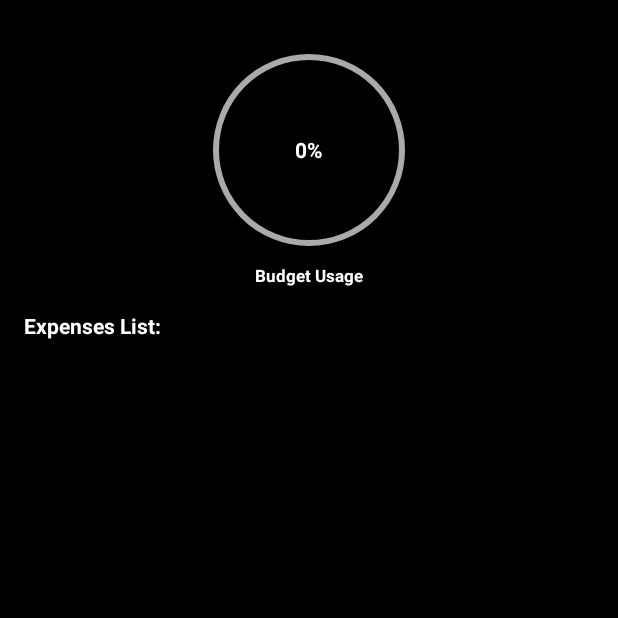
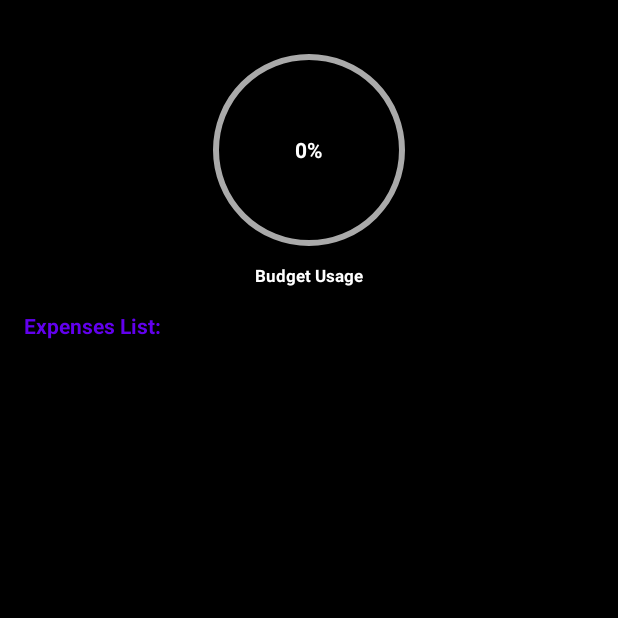
Before and after one commit to maryshkamy/SpendTrack, an Android app: the screen it shows after launch (MainActivity), on a phone screen of 412 x 824 dp, the top half of it. Run offline under Robolectric (Android 15) with nearby library versions, the light colour scheme and no system bars; libraries missing offline, so code that uses them is left out: com.google.android.gms; 1 statement that could not run was skipped.

Commit message:
fix: Fix recycler view height.

```diff
--- a/app/spendtrack/src/main/res/layout/activity_main.xml
+++ b/app/spendtrack/src/main/res/layout/activity_main.xml
@@ -52,11 +52,11 @@
         android:text="@string/expenses_list"
         android:textSize="14sp"
         android:textStyle="bold"
-        android:textColor="@android:color/white"/>
+        android:textColor="@color/primary_color"/>
 
     <androidx.recyclerview.widget.RecyclerView
         android:id="@+id/recyclerView"
         android:layout_width="match_parent"
-        android:layout_height="0dp"
+        android:layout_height="wrap_content"
         android:layout_marginBottom="32dp" />
 </LinearLayout>
--- a/app/spendtrack/src/main/res/layout/expense_list_row.xml
+++ b/app/spendtrack/src/main/res/layout/expense_list_row.xml
@@ -16,7 +16,7 @@
             android:layout_width="0dp"
             android:layout_height="wrap_content"
             android:layout_weight="2"
-            android:textColor="@color/white"
+            android:textColor="@android:color/white"
             android:textSize="14sp"
             android:textStyle="bold"
             android:maxLines="1"
--- a/app/spendtrack/src/main/res/values/colors.xml
+++ b/app/spendtrack/src/main/res/values/colors.xml
@@ -1,8 +1,5 @@
 <?xml version="1.0" encoding="utf-8"?>
 <resources>
-    <color name="black">#FF000000</color>
-    <color name="white">#FFFFFFFF</color>
-
     <color name="primary_color">#FF6200EE</color>
 
     <color name="green">#00FF00</color>
--- a/app/spendtrack/src/main/res/values/themes.xml
+++ b/app/spendtrack/src/main/res/values/themes.xml
@@ -1,11 +1,11 @@
 <resources xmlns:tools="http://schemas.android.com/tools">
     <!-- Base application theme. -->
     <style name="Base.Theme.SpendTrack" parent="Theme.Material3.DayNight.NoActionBar">
-        <item name="android:windowBackground">@color/black</item>
+        <item name="android:windowBackground">@android:color/black</item>
 
-        <item name="android:textColor">@color/white</item>
-        <item name="android:textColorPrimary">@color/white</item>
-        <item name="android:textColorSecondary">@color/white</item>
+        <item name="android:textColor">@android:color/white</item>
+        <item name="android:textColorPrimary">@android:color/white</item>
+        <item name="android:textColorSecondary">@android:color/white</item>
     </style>
 
     <style name="Theme.SpendTrack" parent="Base.Theme.SpendTrack" />
```
